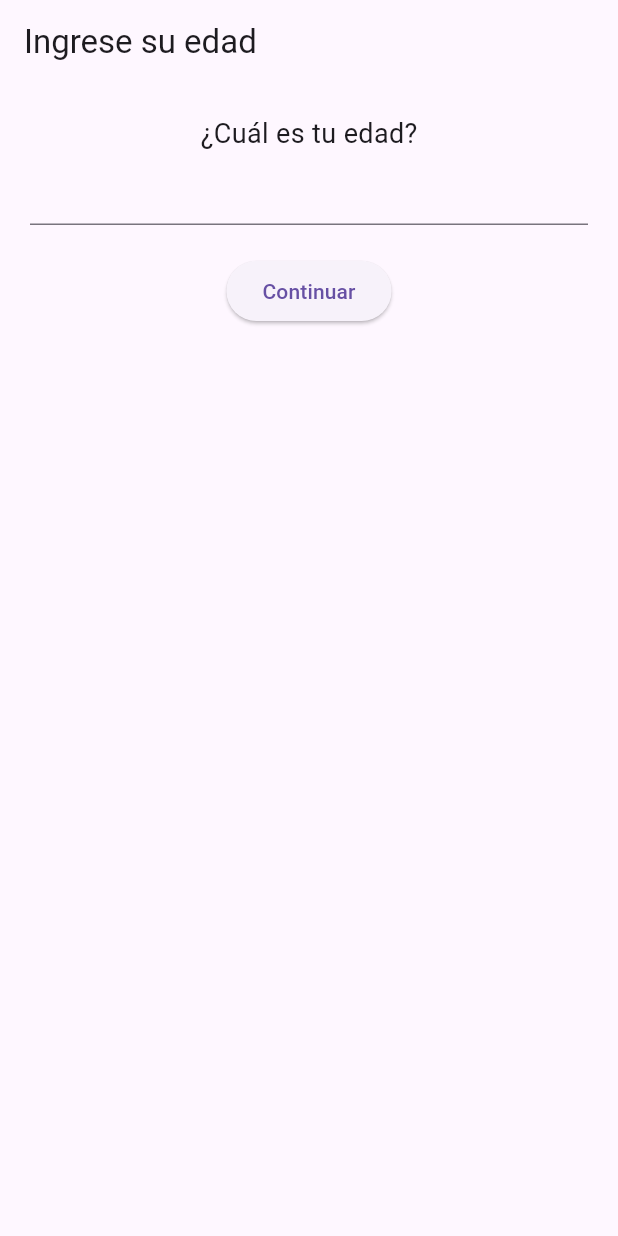
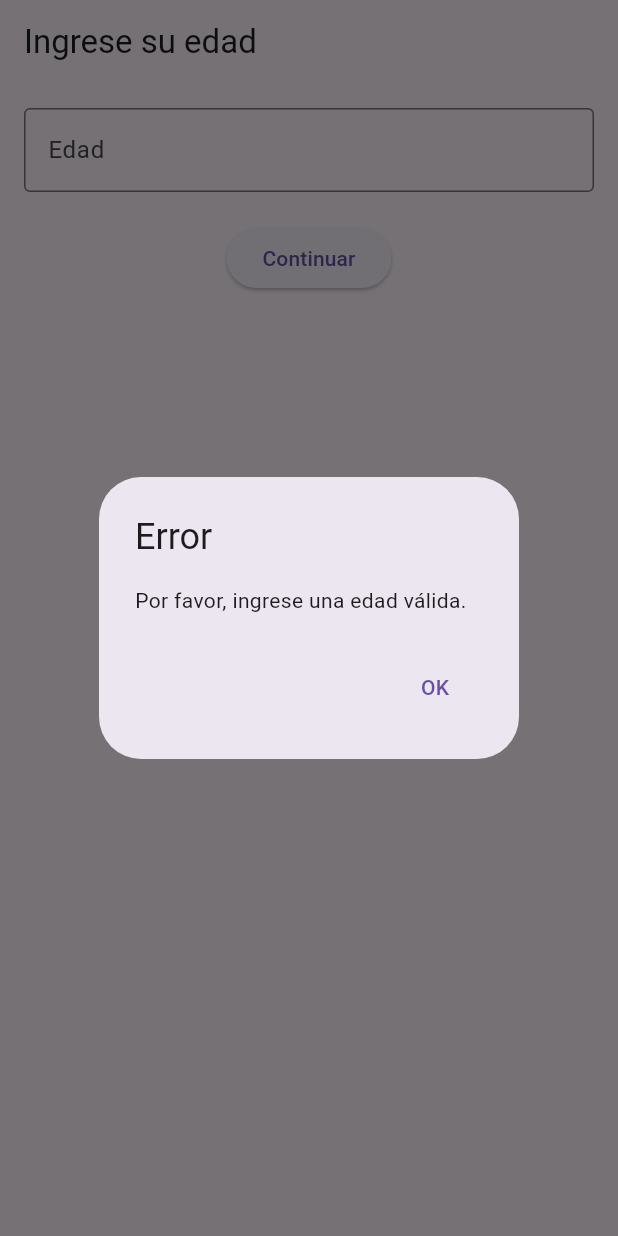
Before and after one commit to Estebin21/Proyecto_Seguridad_Flutter, a Flutter app: the screen it shows after launch, after a tap on "Continuar", on a phone screen of 412 x 824 dp. Run offline on Flutter 3.47's test engine with Material 3 defaults, Android fonts, the phone set to English and light mode, and no system bars; our stand-ins replace video_player; missing offline and left inert: flutter_pdfview.

Commit message:
Cambios de comprobación, colocación de edad, agregar actividades y feedback mediante pantalla cuando acaba todas las actividades

```diff
--- a/lib/screens/age_input_screen.dart
+++ b/lib/screens/age_input_screen.dart
@@ -11,15 +11,56 @@ class AgeInputScreen extends StatefulWidget {
 class _AgeInputScreenState extends State<AgeInputScreen> {
   final TextEditingController _ageController = TextEditingController();
 
-  void _continue() {
+  void _submit() {
     final age = int.tryParse(_ageController.text);
-    if (age != null && age > 0) {
-      int group = age < 10 ? 0 : (age <= 50 ? 1 : 2);
+
+    if (age == null) {
+      _showError("Por favor, ingrese una edad válida.");
+      return;
+    }
+
+    int? group;
+
+    if (age >= 1 && age <= 18) {
+      group = 0;
+    } else if (age >= 19 && age <= 64) {
+      group = 1;
+    } else if (age >= 65 && age <= 99) {
+      group = 2;
+    }
+
+    if (group != null) {
       Navigator.push(
         context,
-        MaterialPageRoute(builder: (_) => ActivityListScreen(group: group)),
+        MaterialPageRoute(
+          builder: (_) => ActivityListScreen(group: group!), // ¡corregido!
+        ),
       );
+    } else {
+      _showError("Edad fuera de rango. Ingrese una edad entre 1 y 99 años.");
     }
+  }
+
+  void _showError(String message) {
+    showDialog(
+      context: context,
+      builder: (_) => AlertDialog(
+        title: const Text("Error"),
+        content: Text(message),
+        actions: [
+          TextButton(
+            child: const Text("OK"),
+            onPressed: () => Navigator.pop(context),
+          ),
+        ],
+      ),
+    );
+  }
+
+  @override
+  void dispose() {
+    _ageController.dispose();
+    super.dispose();
   }
 
   @override
@@ -27,13 +68,22 @@ class _AgeInputScreenState extends State<AgeInputScreen> {
     return Scaffold(
       appBar: AppBar(title: const Text("Ingrese su edad")),
       body: Padding(
-        padding: const EdgeInsets.all(20.0),
+        padding: const EdgeInsets.all(16.0),
         child: Column(
           children: [
-            const Text("¿Cuál es tu edad?", style: TextStyle(fontSize: 18)),
-            TextField(controller: _ageController, keyboardType: TextInputType.number),
+            TextField(
+              controller: _ageController,
+              keyboardType: TextInputType.number,
+              decoration: const InputDecoration(
+                labelText: "Edad",
+                border: OutlineInputBorder(),
+              ),
+            ),
             const SizedBox(height: 20),
-            ElevatedButton(onPressed: _continue, child: const Text("Continuar"))
+            ElevatedButton(
+              onPressed: _submit,
+              child: const Text("Continuar"),
+            ),
           ],
         ),
       ),
```
Also changed, not shown: lib/data/activities.dart (+6 -6 lines), lib/screens/activity_list_screen.dart (+13 -1 lines), lib/screens/congrats_screen.dart (added, +39 -0 lines), 2 other files.
